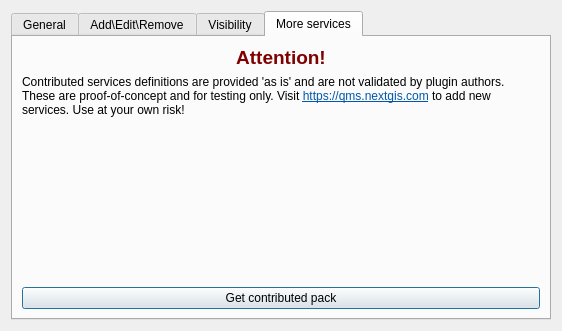
nextgis/quickmapservices, file src/quick_map_services/gui/qms_settings_page_base.ui: the form before one commit.
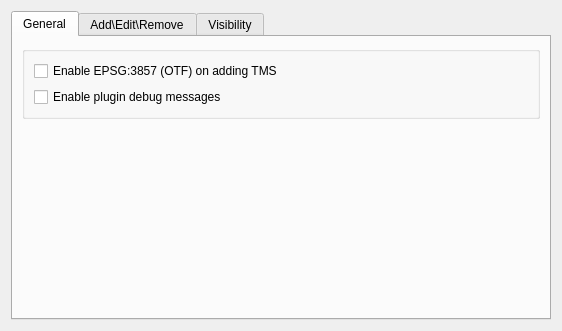
The form after the commit. The open tabs and pages were chosen to show the change.

Commit message:
Remove "More Services" tab from settings page
QPL-332

```diff
--- a/src/quick_map_services/gui/qms_settings_page_base.ui
+++ b/src/quick_map_services/gui/qms_settings_page_base.ui
@@ -129,160 +129,6 @@
        </item>
       </layout>
      </widget>
-     <widget class="QWidget" name="tabExtraServices">
-      <property name="enabled">
-       <bool>true</bool>
-      </property>
-      <attribute name="title">
-       <string>More services</string>
-      </attribute>
-      <layout class="QVBoxLayout" name="verticalLayout_2">
-       <item>
-        <widget class="QLabel" name="label">
-         <property name="palette">
-          <palette>
-           <active>
-            <colorrole role="WindowText">
-             <brush brushstyle="SolidPattern">
-              <color alpha="255">
-               <red>128</red>
-               <green>0</green>
-               <blue>0</blue>
-              </color>
-             </brush>
-            </colorrole>
-            <colorrole role="Text">
-             <brush brushstyle="SolidPattern">
-              <color alpha="255">
-               <red>128</red>
-               <green>0</green>
-               <blue>0</blue>
-              </color>
-             </brush>
-            </colorrole>
-            <colorrole role="PlaceholderText">
-             <brush brushstyle="NoBrush">
-              <color alpha="128">
-               <red>128</red>
-               <green>0</green>
-               <blue>0</blue>
-              </color>
-             </brush>
-            </colorrole>
-           </active>
-           <inactive>
-            <colorrole role="WindowText">
-             <brush brushstyle="SolidPattern">
-              <color alpha="255">
-               <red>128</red>
-               <green>0</green>
-               <blue>0</blue>
-              </color>
-             </brush>
-            </colorrole>
-            <colorrole role="Text">
-             <brush brushstyle="SolidPattern">
-              <color alpha="255">
-               <red>128</red>
-               <green>0</green>
-               <blue>0</blue>
-              </color>
-             </brush>
-            </colorrole>
-            <colorrole role="PlaceholderText">
-             <brush brushstyle="NoBrush">
-              <color alpha="128">
-               <red>128</red>
-               <green>0</green>
-               <blue>0</blue>
-              </color>
-             </brush>
-            </colorrole>
-           </inactive>
-           <disabled>
-            <colorrole role="WindowText">
-             <brush brushstyle="SolidPattern">
-              <color alpha="255">
-               <red>144</red>
-               <green>141</green>
-               <blue>139</blue>
-              </color>
-             </brush>
-            </colorrole>
-            <colorrole role="Text">
-             <brush brushstyle="SolidPattern">
-              <color alpha="255">
-               <red>169</red>
-               <green>167</green>
-               <blue>167</blue>
-              </color>
-             </brush>
-            </colorrole>
-            <colorrole role="PlaceholderText">
-             <brush brushstyle="NoBrush">
-              <color alpha="128">
-               <red>128</red>
-               <green>0</green>
-               <blue>0</blue>
-              </color>
-             </brush>
-            </colorrole>
-           </disabled>
-          </palette>
-         </property>
-         <property name="font">
-          <font>
-           <pointsize>14</pointsize>
-           <weight>75</weight>
-           <bold>true</bold>
-          </font>
-         </property>
-         <property name="text">
-          <string>Attention!</string>
-         </property>
-         <property name="alignment">
-          <set>Qt::AlignCenter</set>
-         </property>
-        </widget>
-       </item>
-       <item>
-        <widget class="QLabel" name="label_2">
-         <property name="text">
-          <string>&lt;html&gt;&lt;head/&gt;&lt;body&gt;&lt;p&gt;Contributed services definitions are provided 'as is' and are not validated by plugin authors. These are proof-of-concept and for testing only. Visit &lt;a href=&quot;https://qms.nextgis.com&quot;&gt;&lt;span style=&quot; text-decoration: underline; color:#0057ae;&quot;&gt;https://qms.nextgis.com&lt;/span&gt;&lt;/a&gt; to add new services. Use at your own risk!&lt;/p&gt;&lt;/body&gt;&lt;/html&gt;</string>
-         </property>
-         <property name="textFormat">
-          <enum>Qt::AutoText</enum>
-         </property>
-         <property name="wordWrap">
-          <bool>true</bool>
-         </property>
-         <property name="openExternalLinks">
-          <bool>true</bool>
-         </property>
-        </widget>
-       </item>
-       <item>
-        <spacer name="verticalSpacer">
-         <property name="orientation">
-          <enum>Qt::Vertical</enum>
-         </property>
-         <property name="sizeHint" stdset="0">
-          <size>
-           <width>20</width>
-           <height>40</height>
-          </size>
-         </property>
-        </spacer>
-       </item>
-       <item>
-        <widget class="QPushButton" name="btnGetContribPack">
-         <property name="text">
-          <string>Get contributed pack</string>
-         </property>
-        </widget>
-       </item>
-      </layout>
-     </widget>
     </widget>
    </item>
   </layout>
```
The commit also changes 3 other files.
